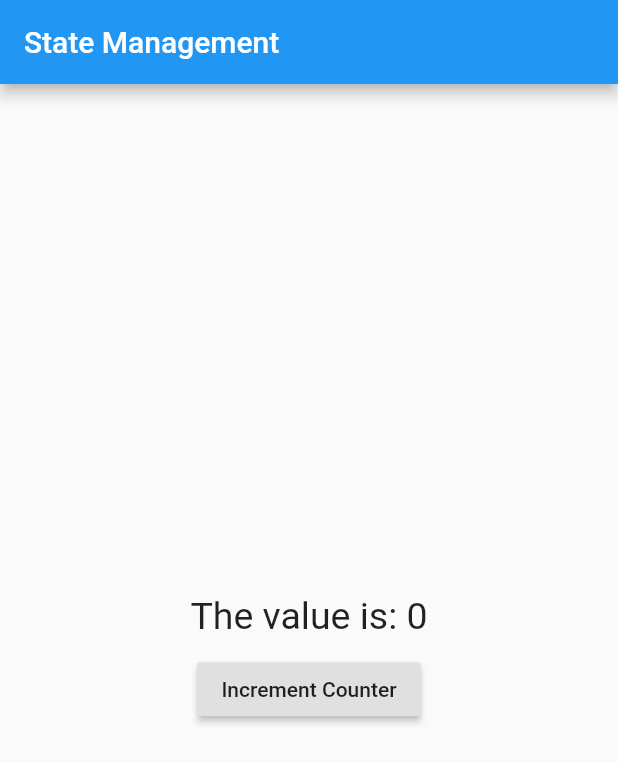
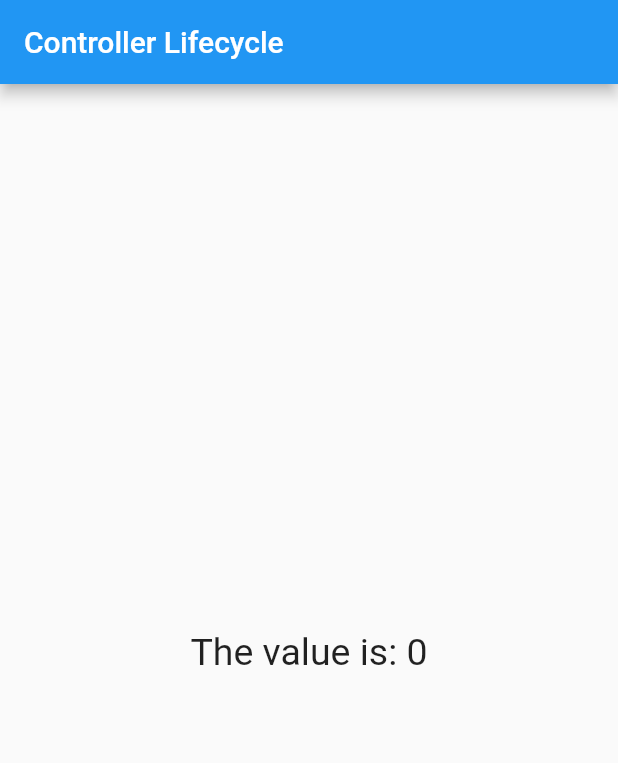
Before and after one commit to vleiswal/ripples_tut_getX, a Flutter app: the screen it shows after launch, on a phone screen of 412 x 824 dp. Shown: the top 763 px of the screen. Run offline on Flutter 3.47's test engine with Material 2 defaults, Android fonts, the phone set to English and light mode, and no system bars; our stand-ins replace get.

Commit message:
lesson_12

```diff
--- a/lib/main.dart
+++ b/lib/main.dart
@@ -12,17 +12,17 @@ void main() {
 
 class MyApp extends StatelessWidget {
   //Create Controller
-  //MyController myController = Get.put(MyController());
+  MyController myController = Get.put(MyController());
 
   @override
   Widget build(BuildContext context) {
     return GetMaterialApp(
-      title: 'State Management',
+      title: 'Controller Lifecycle',
       //initialRoute: '/',
       debugShowCheckedModeBanner: false,
       home: Scaffold(
         appBar: AppBar(
-          title: Text('State Management'),
+          title: Text('Controller Lifecycle'),
         ),
         body: Center(
           child: Column(
@@ -30,7 +30,8 @@ class MyApp extends StatelessWidget {
             crossAxisAlignment: CrossAxisAlignment.center,
             children: [
               GetBuilder<MyController>(
-                init: MyController(),
+                // initState: (data) => myController.increment(),
+                // dispose: (_) => myController.cleanUpTask(),
                 builder: (controller) {
                   return Text(
                     'The value is: ${controller.count}',
@@ -39,11 +40,11 @@ class MyApp extends StatelessWidget {
                 },
               ),
               SizedBox(height: 10),
-              RaisedButton(
-                  child: Text('Increment Counter'),
-                  onPressed: () {
-                    Get.find<MyController>().increment();
-                  }),
+              // RaisedButton(
+              //     child: Text('Increment Counter'),
+              //     onPressed: () {
+              //       Get.find<MyController>().increment();
+              //     }),
             ],
           ),
         ),
```
Also changed, not shown: lib/controllers/my_controller.dart (+18 -2 lines).
